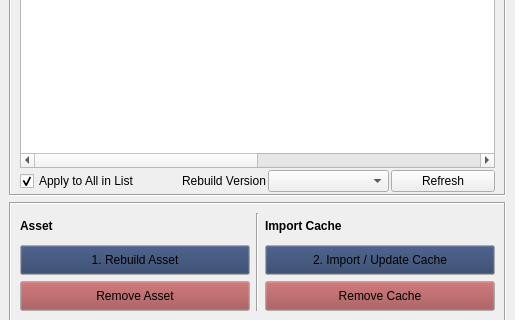
Qt form importCacheApp/importUI.ui (ChanonVilaiyuk/ptAlembic) before a commit; both pictures show x 0 to 515 and y 240 to 560 of the 515 by 839 pixel window.
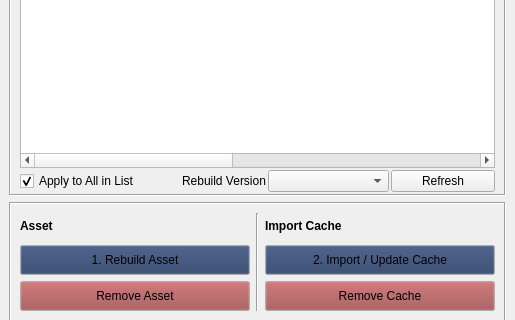
The same form after that commit.

What changed in the file:
```diff
--- a/importCacheApp/importUI.ui
+++ b/importCacheApp/importUI.ui
@@ -222,6 +222,11 @@
            <string>Geo_Grp</string>
           </property>
          </column>
+         <column>
+          <property name="text">
+           <string>Hierarchy</string>
+          </property>
+         </column>
         </widget>
        </item>
        <item>
```
